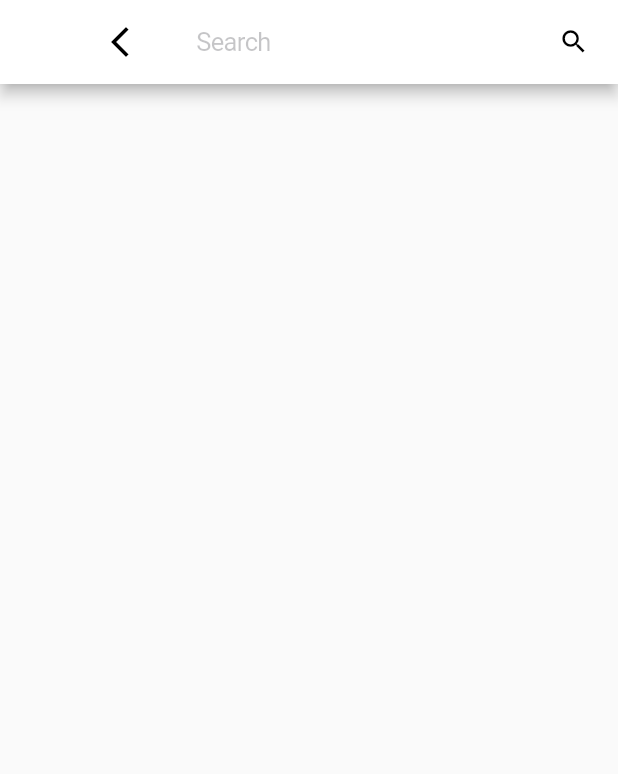
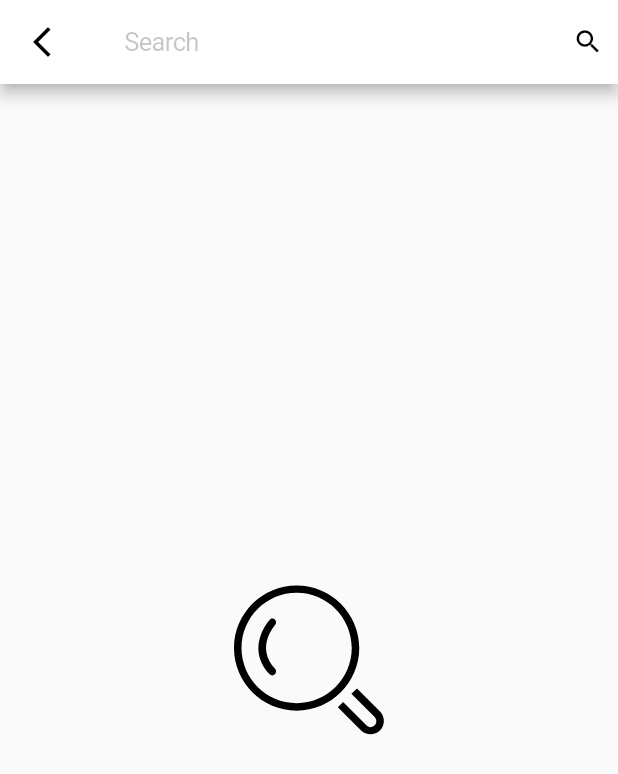
Before and after one commit to Nosa116/Citta_Fixed_Asset, a Flutter app: the HomeScreen screen opened directly, after a tap on "Search", on a phone screen of 412 x 824 dp. Shown: the top 774 px of the screen. Run offline on Flutter 3.47's test engine with Material 2 defaults, Android fonts, the phone set to English and light mode, and no system bars; our stand-ins replace flutter_riverpod, flutter_svg, flutter_typeahead, google_fonts, shared_preferences, smooth_page_indicator; missing offline and left inert: simple_barcode_scanner; accounts and stored records are empty; network calls fail.

Commit message:
search and edit screen edited

```diff
--- a/cittafixedassets-main/lib/Others/Widgets.dart
+++ b/cittafixedassets-main/lib/Others/Widgets.dart
@@ -7,7 +7,7 @@ import 'package:flutter_typeahead/flutter_typeahead.dart';
     ValueChanged<String> onChanged,
   ) {
     return Padding(
-      padding: EdgeInsets.all(8.0),
+      padding: const EdgeInsets.all(8.0),
       child: TypeAheadField(
         textFieldConfiguration: TextFieldConfiguration(
           decoration: InputDecoration(
@@ -35,7 +35,7 @@ import 'package:flutter_typeahead/flutter_typeahead.dart';
 
 Widget buildTextField(String label, TextEditingController controller) {
   return Padding(
-    padding: EdgeInsets.all(8.0),
+    padding: const EdgeInsets.all(8.0),
     child: TextField(
       decoration: InputDecoration(
         labelText: label,
--- a/cittafixedassets-main/lib/Screen/Home.dart
+++ b/cittafixedassets-main/lib/Screen/Home.dart
@@ -37,7 +37,8 @@ class _HomeScreenState extends State<HomeScreen> {
    @override
   Widget build(BuildContext context) {
     return Scaffold(
-      body: Center(
+      body: SingleChildScrollView(
+        child: Center(
           child: Column(
             mainAxisAlignment: MainAxisAlignment.center,
             children: [
@@ -46,7 +47,7 @@ class _HomeScreenState extends State<HomeScreen> {
                 width: 500,
                 height: 500,
               ),
-            SizedBox(height: 16),
+              const SizedBox(height: 16),
               ElevatedButton(
                 style: ButtonStyle(
                   backgroundColor:
@@ -55,12 +56,12 @@ class _HomeScreenState extends State<HomeScreen> {
                 onPressed: () {
                   Navigator.pushReplacement(
                     context,
-                  MaterialPageRoute(builder: (context) => Searchscreen()),
+                    MaterialPageRoute(builder: (context) => const Searchscreen()),
                   );
                 },
-              child: Text('Search'),
+                child: const Text('Search'),
               ),
-            SizedBox(height: 5),
+              const SizedBox(height: 5),
               ElevatedButton(
                 style: ButtonStyle(
                   backgroundColor:
@@ -69,9 +70,10 @@ class _HomeScreenState extends State<HomeScreen> {
                 onPressed: () {
                   scanBarcode();
                 },
-              child: Text('Scan'),
+                child: const Text('Scan'),
               ),
             ],
+          ),
         ),
       ),
     );
--- a/cittafixedassets-main/lib/Screen/Search.dart
+++ b/cittafixedassets-main/lib/Screen/Search.dart
@@ -1,7 +1,10 @@
 import 'package:flutter/cupertino.dart';
 import 'package:flutter/material.dart';
+import 'package:flutter_svg/svg.dart';
 import 'dart:convert';
 import 'package:http/http.dart' as http;
+
+import 'Home.dart';
 
 class Searchscreen extends StatefulWidget {
   const Searchscreen({Key? key}) : super(key: key);
@@ -15,6 +18,7 @@ class _SearchscreenState extends State<Searchscreen> {
   List<dynamic> users = [];
   List<dynamic> filteredUsers = [];
   bool isSearchClicked = false;
+bool isSearchTapped = false;
 
   @override
   void initState() {
@@ -46,8 +50,12 @@ class _SearchscreenState extends State<Searchscreen> {
   }
 
  void _onSearchClicked() {
+  setState(() {
+    isSearchTapped = true;
+  });
   fetchUsers(); // Fetch users and filter based on the search query
 }
+
 
     @override
   Widget build(BuildContext context) {
@@ -56,18 +64,15 @@ class _SearchscreenState extends State<Searchscreen> {
         preferredSize: Size.fromHeight(kToolbarHeight),
         child: AppBar(
           backgroundColor: Colors.white,
-          titleSpacing: 0, // Remove the default spacing around the title
-          title: Row(
-            children: [
-              IconButton(
+          titleSpacing: 0,
+          leading: IconButton(
             icon: Icon(Icons.arrow_back_ios_new),
             color: Colors.black,
-                padding: EdgeInsets.zero,
             onPressed: () {
-                  Navigator.pop(context);
+              Navigator.push(context, MaterialPageRoute(builder: (context) => HomeScreen()));
             },
           ),
-              Expanded(
+          title: Container(
             child: CupertinoTextField(
               controller: _searchController,
               placeholder: 'Search',
@@ -75,12 +80,15 @@ class _SearchscreenState extends State<Searchscreen> {
                 padding: EdgeInsets.only(right: 0.0),
                 child: Icon(Icons.search),
               ),
-                  suffix: CupertinoButton(
-                    padding: EdgeInsets.only(right: 15.0),
+              suffix: Container(
+                width: 40, // Fixed width to control the size of the button
+                child: CupertinoButton(
+                  padding: EdgeInsets.zero,
                   onPressed: _onSearchClicked,
                   child: const Icon(
                     Icons.search,
                     color: Colors.black,
+                  ),
                 ),
               ),
               decoration: const BoxDecoration(
@@ -90,12 +98,23 @@ class _SearchscreenState extends State<Searchscreen> {
               padding: const EdgeInsets.all(3),
             ),
           ),
-            ],
         ),
       ),
+        body: Column(
+  mainAxisAlignment: MainAxisAlignment.center,
+  children: [
+    Visibility(
+      visible: !isSearchTapped, // Show the image if search is not tapped
+      child: SvgPicture.asset(
+        'Images/search1.svg',
+        height: 100,
+        width: 100,
+        color: Colors.black, // Customize the color of the SVG image
       ),
-      body: isSearchClicked
-          ? ListView.builder(
+    ),
+    isSearchClicked
+        ? Expanded(
+            child: ListView.builder(
               itemCount: filteredUsers.length,
               itemBuilder: (context, index) {
                 final user = filteredUsers[index];
@@ -105,8 +124,12 @@ class _SearchscreenState extends State<Searchscreen> {
                   title: Text(email),
                 );
               },
+            ),
           )
         : Container(), // Empty container if search is not clicked yet
+  ],
+),
+
         );
   }
 }
--- a/cittafixedassets-main/pubspec.yaml
+++ b/cittafixedassets-main/pubspec.yaml
@@ -78,6 +78,7 @@ flutter:
     - Images/Onimg1.svg
     - Images/Onimg3.svg
     - Images/scanner.svg
+    - Images/search1.svg
 
   # An image asset can refer to one or more resolution-specific "variants", see
   # https://flutter.dev/assets-and-images/#resolution-aware
```
Also changed, not shown: cittafixedassets-main/lib/Models/asset_details_model.dart (added, +49 -0 lines), cittafixedassets-main/lib/Onboarding/OnBoardPage2.dart (+6 -4 lines), cittafixedassets-main/lib/Onboarding/OnboardPage1.dart (+5 -3 lines), cittafixedassets-main/lib/Onboarding/onBoard.dart (+8 -9 lines), cittafixedassets-main/lib/Others/Constant.dart (+6 -6 lines), cittafixedassets-main/lib/Screen/Details.dart (+7 -7 lines), cittafixedassets-main/lib/Screen/Edit.dart (+9 -9 lines), cittafixedassets-main/lib/Screen/Login.dart (+13 -13 lines), cittafixedassets-main/lib/main.dart (+4 -4 lines), cittafixedassets-main/Images/search (3).svg (added), cittafixedassets-main/Images/search1.svg (added), cittafixedassets-main/Images/search1r.svg (added). Lines whose indentation alone changed are shown as unchanged.
